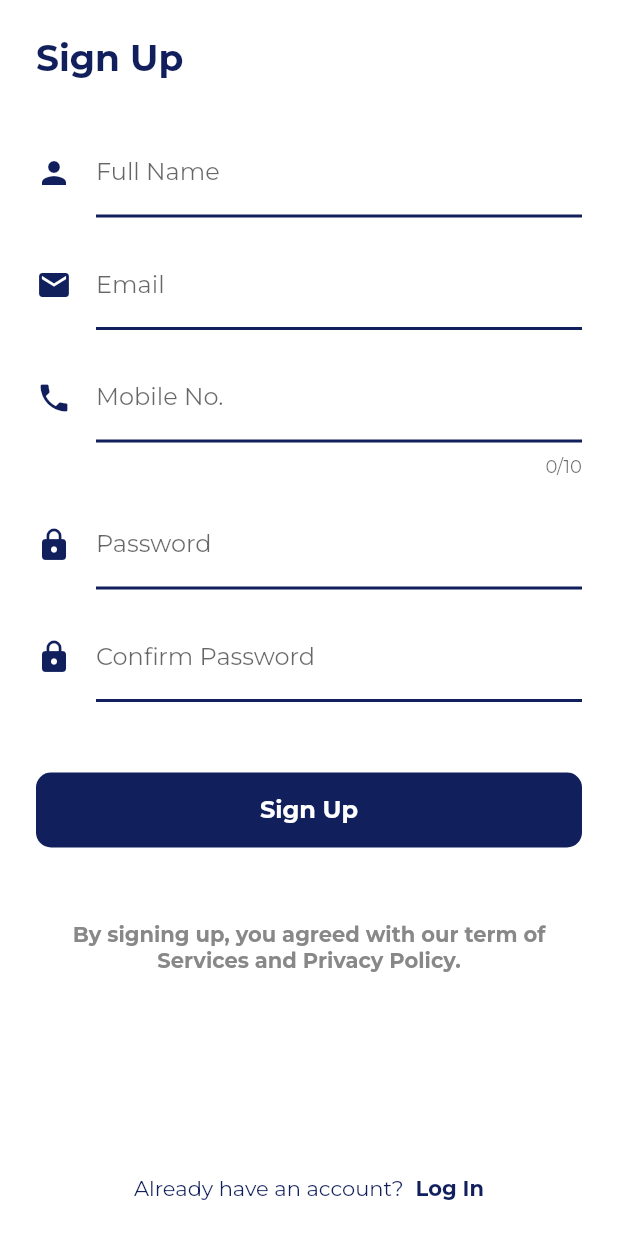
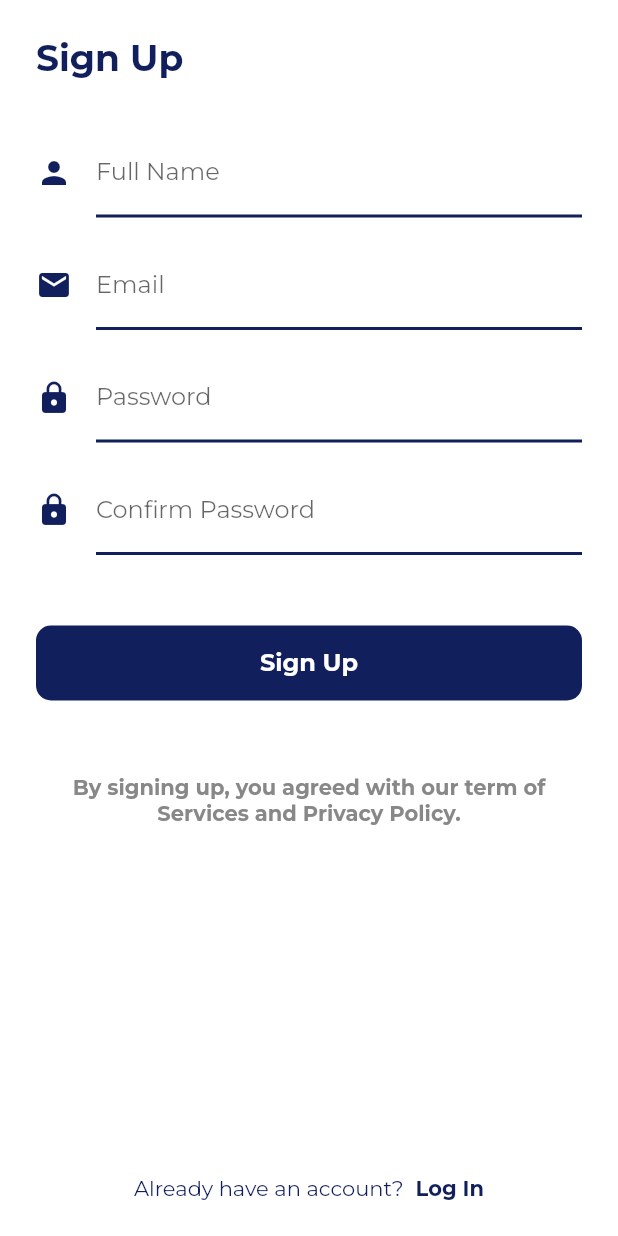
Before and after one commit to 2019atharv/paypal, a Flutter app: the Signup screen opened directly, on a phone screen of 412 x 824 dp. Run offline on Flutter 3.47's test engine with Material 2 defaults, Android fonts, the phone set to English and light mode, and no system bars; our stand-ins replace email_validator, firebase_auth, firebase_core, google_fonts; accounts and stored records are empty.

Commit message:
Update signup.dart

```diff
--- a/folder/lib/screens/signup.dart
+++ b/folder/lib/screens/signup.dart
@@ -134,45 +134,45 @@ class _SignupState extends State<Signup> {
                         SizedBox(
                           height: 15,
                         ),
-                        TextFormField(
-                          keyboardType: TextInputType.number,
-                          maxLength: 10,
-                          decoration: InputDecoration(
-                            labelText: "Mobile No.",
-                            icon: Icon(Icons.phone, color: kPrimaryColor),
-                            enabledBorder: UnderlineInputBorder(
-                              borderSide: BorderSide(
-                                color: kPrimaryColor,
-                                width: 2,
-                              ),
-                            ),
-                            focusedBorder: UnderlineInputBorder(
-                              borderSide: BorderSide(
-                                color: kPrimaryColor,
-                                width: 2,
-                              ),
-                            ),
-                            border: UnderlineInputBorder(
-                              borderSide: BorderSide(
-                                color: kPrimaryColor,
-                                width: 2,
-                              ),
-                            ),
-                          ),
-                          onChanged: (value) {
-                            setState(() => _mobileNumber = value);
-                            //_mobileNumber = value;
-                          },
-                          validator: (value) {
-                            if (value.isEmpty) {
-                              return 'Enter Mobile Number';
-                            }
-                            return null;
-                          },
-                        ),
-                        SizedBox(
-                          height: 15,
-                        ),
+                        // TextFormField(
+                        //   keyboardType: TextInputType.number,
+                        //   maxLength: 10,
+                        //   decoration: InputDecoration(
+                        //     labelText: "Mobile No.",
+                        //     icon: Icon(Icons.phone, color: kPrimaryColor),
+                        //     enabledBorder: UnderlineInputBorder(
+                        //       borderSide: BorderSide(
+                        //         color: kPrimaryColor,
+                        //         width: 2,
+                        //       ),
+                        //     ),
+                        //     focusedBorder: UnderlineInputBorder(
+                        //       borderSide: BorderSide(
+                        //         color: kPrimaryColor,
+                        //         width: 2,
+                        //       ),
+                        //     ),
+                        //     border: UnderlineInputBorder(
+                        //       borderSide: BorderSide(
+                        //         color: kPrimaryColor,
+                        //         width: 2,
+                        //       ),
+                        //     ),
+                        //   ),
+                        //   onChanged: (value) {
+                        //     setState(() => _mobileNumber = value);
+                        //     //_mobileNumber = value;
+                        //   },
+                        //   validator: (value) {
+                        //     if (value.isEmpty) {
+                        //       return 'Enter Mobile Number';
+                        //     }
+                        //     return null;
+                        //   },
+                        // ),
+                        // SizedBox(
+                        //   height: 15,
+                        // ),
                         TextFormField(
                           obscureText: true,
                           decoration: InputDecoration(
```
